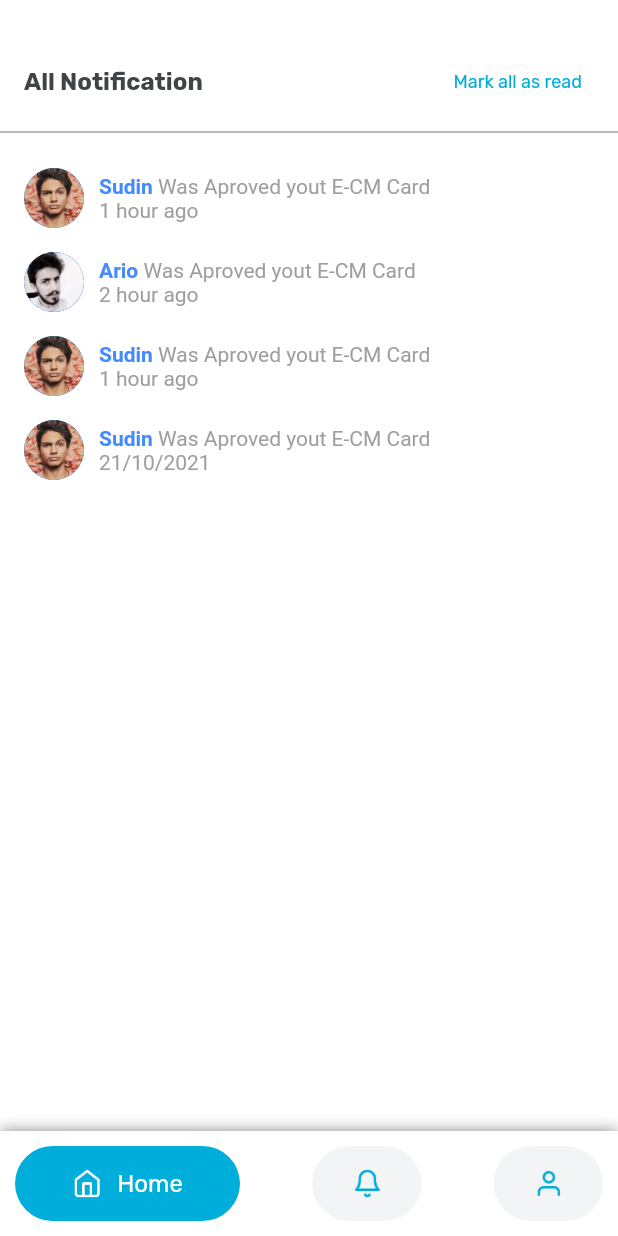
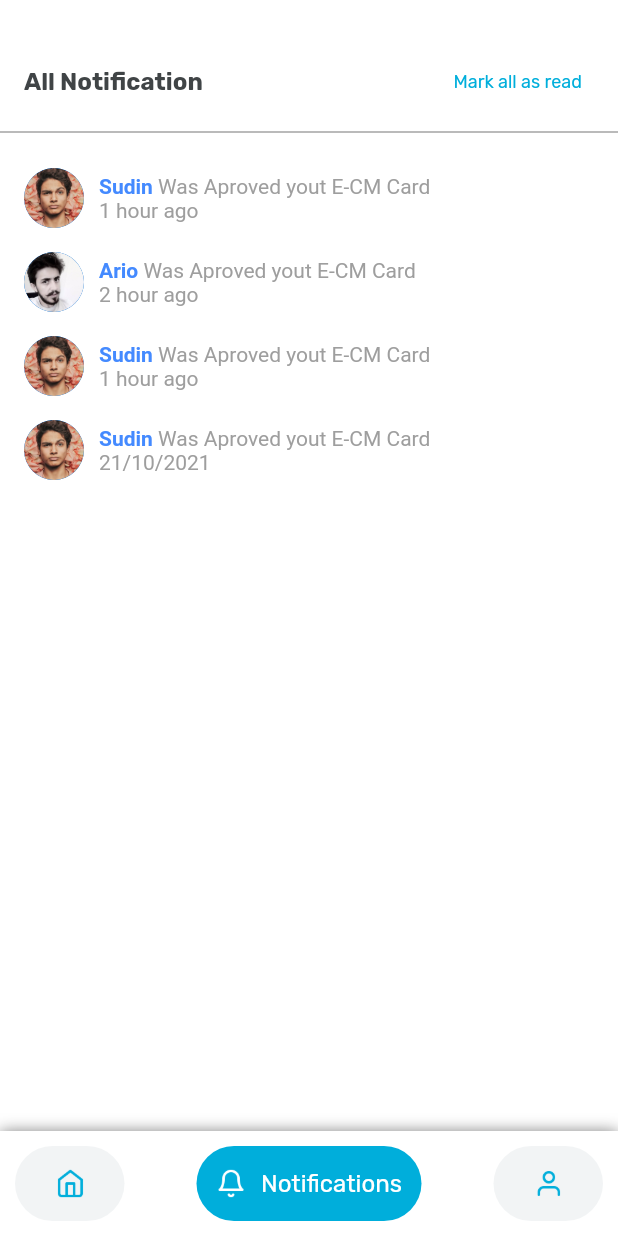
Before and after one commit to RDLMobileDev/clone_ecm, a Flutter app: the Dashboard screen opened directly, item 2 of the bottom bar chosen, on a phone screen of 412 x 824 dp. Run offline on Flutter 3.47's test engine with Material 2 defaults, Android fonts, the phone set to English and light mode, and no system bars; our stand-ins replace get.

Commit message:
+ update bottom nav bar

```diff
--- a/lib/auth/view/login.dart
+++ b/lib/auth/view/login.dart
@@ -77,13 +77,12 @@ class _LogInState extends State<LogIn> {
                     ),
                     Container(
                       color: Color(0xff979C9E),
-                      width: 343,
+                      width: MediaQuery.of(context).size.width,
                       height: 40,
                       child: ElevatedButton(
-                        onPressed: (){
-                          Navigator.of(context).push(
-                            MaterialPageRoute(builder: (context) => const Dashboard())
-                          );
+                        onPressed: () {
+                          Navigator.of(context).push(MaterialPageRoute(
+                              builder: (context) => const Dashboard()));
                         },
                         child: Text(
                           'Login',
--- a/lib/homepage/dashboard.dart
+++ b/lib/homepage/dashboard.dart
@@ -1,4 +1,4 @@
-// ignore_for_file: prefer_const_constructors
+// ignore_for_file: prefer_const_constructors, avoid_print
 import 'package:e_cm/homepage/account/view/account.dart';
 import 'package:e_cm/homepage/home/view/home.dart';
 import 'package:e_cm/homepage/notification/view/notification.dart';
@@ -12,13 +12,11 @@ class Dashboard extends StatefulWidget {
 }
 
 class _DashboardState extends State<Dashboard> {
+  bool isHome = true, isNotif = false, isAccount = false;
+
   int _selectedIndex = 0;
   // ignore: prefer_final_fields
-  List<Widget> _listWidget = [
-    Home(),
-    NotificationMember(),
-    AccountMember()
-  ];
+  List<Widget> _listWidget = [Home(), NotificationMember(), AccountMember()];
 
   void _onMenuItemTapped(int index) {
     setState(() {
@@ -42,8 +40,7 @@ class _DashboardState extends State<Dashboard> {
             BoxShadow(
                 color: Colors.black54,
                 blurRadius: 8.0,
-                offset: Offset(0.0, 0.75)
-            )
+                offset: Offset(0.0, 0.75))
           ],
         ),
         child: Row(
@@ -51,58 +48,146 @@ class _DashboardState extends State<Dashboard> {
           mainAxisAlignment: MainAxisAlignment.spaceBetween,
           children: [
             InkWell(
-              onTap: () => _onMenuItemTapped(0),
+              onTap: () {
+                setState(() {
+                  isHome = true;
+                  isNotif = false;
+                  isAccount = false;
+                });
+
+                _onMenuItemTapped(0);
+              },
               child: Container(
-                width: 150,
+                width: isHome == true ? 150 : 73,
                 height: 50,
                 decoration: BoxDecoration(
-                  color: Color(0xFF00AEDB),
-                  borderRadius: BorderRadius.all(Radius.circular(50))
-                ),
-                child: Row(
+                    color:
+                        isHome == true ? Color(0xFF00AEDB) : Color(0xFFF2F4F5),
+                    borderRadius: BorderRadius.all(Radius.circular(50))),
+                child: isHome == true
+                    ? Row(
                         mainAxisAlignment: MainAxisAlignment.center,
                         crossAxisAlignment: CrossAxisAlignment.center,
                         children: [
-                    Image.asset("assets/icons/ic_home_active.png", width: 20,),
-                    SizedBox(width: 10,),
-                    Text("Home", style: TextStyle(fontFamily: 'Rubik', color: Colors.white, fontSize: 16, fontWeight: FontWeight.w400),)
+                          Image.asset(
+                            "assets/icons/ic_home_active.png",
+                            width: 20,
+                          ),
+                          SizedBox(
+                            width: 10,
+                          ),
+                          Text(
+                            "Home",
+                            style: TextStyle(
+                                fontFamily: 'Rubik',
+                                color: Colors.white,
+                                fontSize: 16,
+                                fontWeight: FontWeight.w400),
+                          )
                         ],
+                      )
+                    : Center(
+                        child: Image.asset(
+                          "assets/icons/ic_home_inactive.png",
+                          width: 20,
+                        ),
                       ),
               ),
             ),
             InkWell(
-              onTap: () => _onMenuItemTapped(1),
+              onTap: () {
+                setState(() {
+                  isHome = false;
+                  isNotif = true;
+                  isAccount = false;
+                });
+
+                print(isHome);
+
+                _onMenuItemTapped(1);
+              },
               child: Container(
-                width: 73,
+                width: isNotif == true ? 150 : 73,
                 height: 50,
                 decoration: BoxDecoration(
-                  color: Color(0xFFF2F4F5),
-                  borderRadius: BorderRadius.all(Radius.circular(50))
-                ),
-                child: Row(
+                    color:
+                        isNotif == true ? Color(0xFF00AEDB) : Color(0xFFF2F4F5),
+                    borderRadius: BorderRadius.all(Radius.circular(50))),
+                child: isNotif == true
+                    ? Row(
                         mainAxisAlignment: MainAxisAlignment.center,
                         crossAxisAlignment: CrossAxisAlignment.center,
                         children: [
-                    Image.asset("assets/icons/ic_bell_inactive.png", width: 20,),
+                          Image.asset(
+                            "assets/icons/ic_bell_active.png",
+                            width: 20,
+                          ),
+                          SizedBox(
+                            width: 10,
+                          ),
+                          Text(
+                            "Notifications",
+                            style: TextStyle(
+                                fontFamily: 'Rubik',
+                                color: Colors.white,
+                                fontSize: 16,
+                                fontWeight: FontWeight.w400),
+                          )
                         ],
+                      )
+                    : Center(
+                        child: Image.asset(
+                          "assets/icons/ic_bell_inactive.png",
+                          width: 20,
+                        ),
                       ),
               ),
             ),
             InkWell(
-              onTap: () => _onMenuItemTapped(2),
+              onTap: () {
+                setState(() {
+                  isHome = false;
+                  isNotif = false;
+                  isAccount = true;
+                });
+
+                _onMenuItemTapped(2);
+              },
               child: Container(
-                width: 73,
+                width: isAccount == true ? 150 : 73,
                 height: 50,
                 decoration: BoxDecoration(
-                  color: Color(0xFFF2F4F5),
-                  borderRadius: BorderRadius.all(Radius.circular(50))
-                ),
-                child: Row(
+                    color: isAccount == true
+                        ? Color(0xFF00AEDB)
+                        : Color(0xFFF2F4F5),
+                    borderRadius: BorderRadius.all(Radius.circular(50))),
+                child: isAccount == true
+                    ? Row(
                         mainAxisAlignment: MainAxisAlignment.center,
                         crossAxisAlignment: CrossAxisAlignment.center,
                         children: [
-                    Image.asset("assets/icons/ic_user_inactive.png", width: 20,),
+                          Image.asset(
+                            "assets/icons/ic_user_active.png",
+                            width: 20,
+                          ),
+                          SizedBox(
+                            width: 10,
+                          ),
+                          Text(
+                            "Account",
+                            style: TextStyle(
+                                fontFamily: 'Rubik',
+                                color: Colors.white,
+                                fontSize: 16,
+                                fontWeight: FontWeight.w400),
+                          )
                         ],
+                      )
+                    : Center(
+                        child: Image.asset(
+                          "assets/icons/ic_user_inactive.png",
+                          width: 20,
+                        ),
                       ),
               ),
             ),
```
Lines whose indentation alone changed are shown as unchanged.
